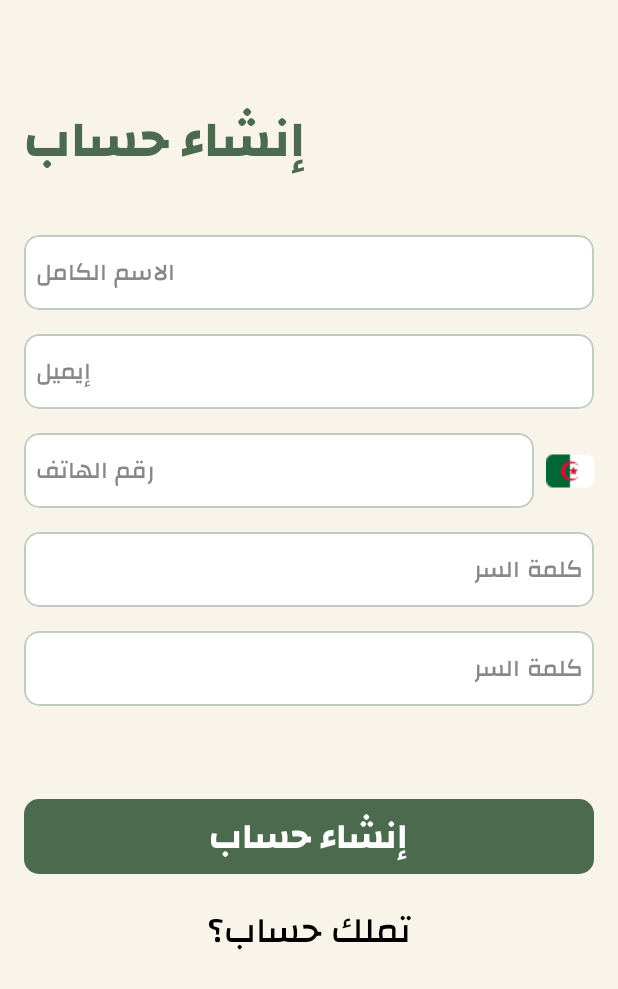
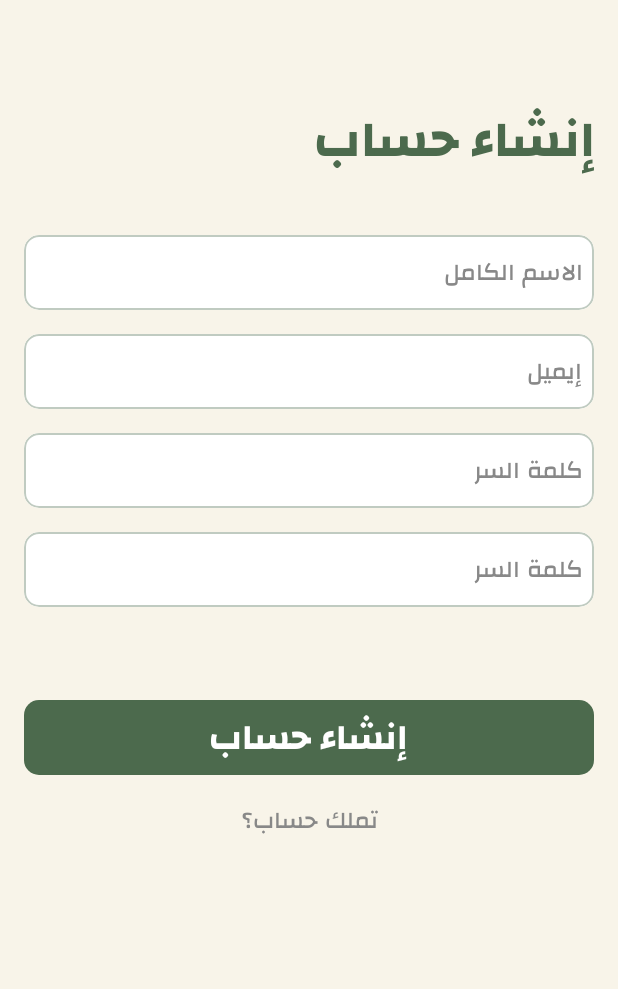
Before and after one commit to Ynsaid/MawachiMobileApp, an Android app built with Jetpack Compose: the SignupActivity screen opened directly, with no data from a screen before it, on a phone screen of 412 x 824 dp. Shown: the top 989 px of the screen. Run offline under Robolectric (Android 15) with nearby library versions, the phone set to English and light mode, and no system bars; our stand-ins replace Firebase (no records; nobody signed in at launch, a user with empty details on screens opened directly).

Commit message:
remove number input and change the alignment of username and email input

```diff
--- a/app/src/main/java/com/example/mawachiapp/screens/SignupActivity.kt
+++ b/app/src/main/java/com/example/mawachiapp/screens/SignupActivity.kt
@@ -209,10 +209,11 @@ private fun SignupScreen(
 
         Text(
             text = stringResource(R.string.create_acc),
+
             fontFamily = changaBold,
             fontSize = 34.sp,
             color = oliveGreen,
-            textAlign = TextAlign.Start,
+            textAlign = TextAlign.End,
             modifier = Modifier.fillMaxWidth()
         )
 
@@ -222,6 +223,7 @@ private fun SignupScreen(
             value = name,
             onValueChange = { name = it },
             hint = stringResource(R.string.complete_name),
+            textAlign = TextAlign.End,
             enabled = !isLoading
         )
 
@@ -231,34 +233,13 @@ private fun SignupScreen(
             value = email,
             onValueChange = { email = it },
             hint = stringResource(R.string.email),
+            textAlign = TextAlign.End,
             keyboardType = KeyboardType.Email,
             enabled = !isLoading
         )
 
         Spacer(modifier = Modifier.height(16.dp))
 
-        Row(
-            modifier = Modifier.fillMaxWidth(),
-            verticalAlignment = Alignment.CenterVertically
-        ) {
-            SignupInput(
-                value = number,
-                onValueChange = { number = it },
-                hint = stringResource(R.string.number),
-                keyboardType = KeyboardType.Phone,
-                enabled = !isLoading,
-                modifier = Modifier.weight(1f)
-            )
-
-            Spacer(modifier = Modifier.width(8.dp))
-
-            Image(
-                painter = painterResource(R.drawable.algeria),
-                contentDescription = "علم الجزائر"
-            )
-        }
-
-        Spacer(modifier = Modifier.height(16.dp))
 
         SignupInput(
             value = password,
@@ -329,8 +310,8 @@ private fun SignupScreen(
         Text(
             text = stringResource(R.string.have_account),
             fontFamily = changaMedium,
-            fontSize = 24.sp,
-            color = Color.Black,
+            fontSize = 16.sp,
+            color = Color.Gray,
             textAlign = TextAlign.Center,
             modifier = Modifier
                 .fillMaxWidth()
```
